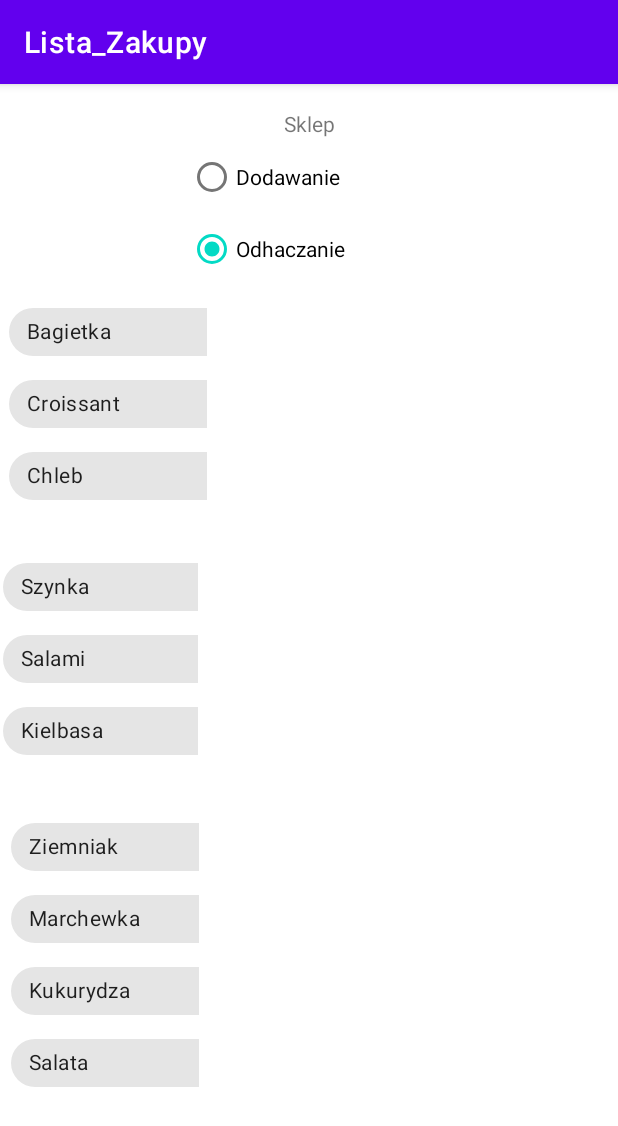
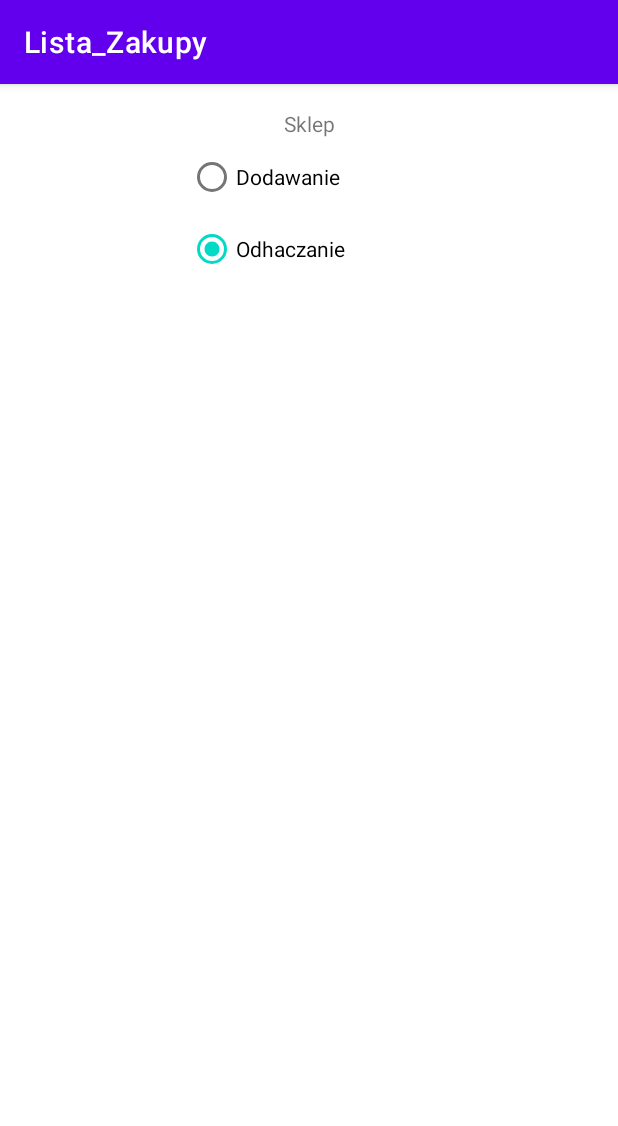
Before and after one commit to IgorBinkowski/Lista_Zakupy, an Android app: the screen it shows after launch (MainActivity), after a tap on "Odhaczanie", on a phone screen of 412 x 824 dp. Shown: the top 1126 px of the screen. Run offline under Robolectric (Android 15) with nearby library versions, the phone set to English and light mode, and no system bars; 1 other tap on this screen came first.

```diff
--- a/app/src/main/java/com/example/lista_zakupy/MainActivity.kt
+++ b/app/src/main/java/com/example/lista_zakupy/MainActivity.kt
@@ -15,12 +15,11 @@ class MainActivity : AppCompatActivity() {
 
        val dodawanie=findViewById<RadioButton>(R.id.dodawanie)
         val odhacznie=findViewById<RadioButton>(R.id.odhaczanie)
-
-       val bagietka = findViewById<Chip>(R.id.ziemniak)
+       val bagietka = findViewById<Chip>(R.id.bagietka)
         bagietka.visibility = View.GONE
-        val croissant = findViewById<Chip>(R.id.salami)
+        val croissant = findViewById<Chip>(R.id.croissant)
         croissant.visibility = View.GONE
-        val chleb =findViewById<Chip>(R.id.kielbasa)
+        val chleb =findViewById<Chip>(R.id.chleb)
         chleb.visibility = View.GONE
 
         val szynka = findViewById<Chip>(R.id.szynka)
@@ -56,20 +55,55 @@ class MainActivity : AppCompatActivity() {
         }
         }
         odhacznie.setOnClickListener(){
-            if (dodawanie.isChecked) {
-                bagietka.visibility = View.GONE
-                croissant.visibility = View.GONE
-                chleb.visibility = View.GONE
+            if (bagietka.isChecked) {
+                bagietka.visibility = View.VISIBLE
+            }
+            else{bagietka.visibility=View.GONE}
 
-                szynka.visibility = View.GONE
-                salami.visibility = View.GONE
-                kielbasa.visibility = View.GONE
+            if (croissant.isChecked) {
+                croissant.visibility = View.VISIBLE
+            }
+            else{croissant.visibility=View.GONE}
 
-                Ziemniak.visibility = View.GONE
-                Marchewka.visibility = View.GONE
-                Kukurydza.visibility = View.GONE
-                Salata.visibility = View.GONE
+            if (chleb.isChecked) {
+                chleb.visibility = View.VISIBLE
             }
+            else{chleb.visibility=View.GONE}
+
+            if (szynka.isChecked) {
+                szynka.visibility = View.VISIBLE
+            }
+            else{szynka.visibility=View.GONE}
+
+            if (salami.isChecked) {
+                salami.visibility = View.VISIBLE
+            }
+            else{salami.visibility=View.GONE}
+
+            if (kielbasa.isChecked) {
+                kielbasa.visibility = View.VISIBLE
+            }
+            else{kielbasa.visibility=View.GONE}
+
+            if (Ziemniak.isChecked) {
+                Ziemniak.visibility = View.VISIBLE
+            }
+            else{Ziemniak.visibility=View.GONE}
+
+            if (Marchewka.isChecked) {
+                Marchewka.visibility = View.VISIBLE
+            }
+            else{Marchewka.visibility=View.GONE}
+
+            if (Kukurydza.isChecked) {
+                Kukurydza.visibility = View.VISIBLE
+            }
+            else{Kukurydza.visibility=View.GONE}
+
+            if (Salata.isChecked) {
+                Salata.visibility = View.VISIBLE
+            }
+            else{Salata.visibility=View.GONE}
         }
     }
 }
--- a/app/src/main/res/layout/activity_main.xml
+++ b/app/src/main/res/layout/activity_main.xml
@@ -4,6 +4,7 @@
     xmlns:tools="http://schemas.android.com/tools"
     android:layout_width="match_parent"
     android:layout_height="match_parent"
+    android:background="#FFFFFF"
     tools:context=".MainActivity">
 
     <com.google.android.material.chip.ChipGroup
@@ -21,22 +22,28 @@
             android:id="@+id/bagietka"
             android:layout_width="325px"
             android:layout_height="wrap_content"
+            android:buttonTint="#673AB7"
             android:checkable="true"
-            android:text="Bagietka" />
+            android:text="Bagietka"
+            app:checkedIconTint="#FFEB3B"
+            app:chipIconTint="#FFEB3B"
+            app:chipSurfaceColor="@android:color/holo_orange_light" />
 
         <com.google.android.material.chip.Chip
             android:id="@+id/croissant"
             android:layout_width="325px"
             android:layout_height="wrap_content"
             android:checkable="true"
-            android:text="Croissant" />
+            android:text="Croissant"
+            app:chipSurfaceColor="@android:color/holo_orange_light" />
 
         <com.google.android.material.chip.Chip
             android:id="@+id/chleb"
             android:layout_width="325px"
             android:layout_height="wrap_content"
             android:checkable="true"
-            android:text="Chleb" />
+            android:text="Chleb"
+            app:chipSurfaceColor="@android:color/holo_orange_light" />
     </com.google.android.material.chip.ChipGroup>
 
     <com.google.android.material.chip.ChipGroup
@@ -55,21 +62,24 @@
             android:layout_width="325px"
             android:layout_height="wrap_content"
             android:checkable="true"
-            android:text="Szynka" />
+            android:text="Szynka"
+            app:chipSurfaceColor="@android:color/holo_red_light" />
 
         <com.google.android.material.chip.Chip
             android:id="@+id/salami"
             android:layout_width="325px"
             android:layout_height="wrap_content"
             android:checkable="true"
-            android:text="Salami" />
+            android:text="Salami"
+            app:chipSurfaceColor="@android:color/holo_red_light" />
 
         <com.google.android.material.chip.Chip
             android:id="@+id/kielbasa"
             android:layout_width="325px"
             android:layout_height="wrap_content"
             android:checkable="true"
-            android:text="Kielbasa" />
+            android:text="Kielbasa"
+            app:chipSurfaceColor="@android:color/holo_red_light" />
     </com.google.android.material.chip.ChipGroup>
 
     <com.google.android.material.chip.ChipGroup
@@ -90,6 +100,7 @@
             android:checkable="true"
             android:text="Ziemniak"
             app:checkedIconVisible="true"
+            app:chipSurfaceColor="@android:color/holo_green_light"
             app:closeIconVisible="false" />
 
         <com.google.android.material.chip.Chip
@@ -97,7 +108,8 @@
             android:layout_width="325px"
             android:layout_height="wrap_content"
             android:checkable="true"
-            android:text="Marchewka" />
+            android:text="Marchewka"
+            app:chipSurfaceColor="@android:color/holo_green_light" />
 
         <com.google.android.material.chip.Chip
             android:id="@+id/kukurydza"
@@ -105,13 +117,16 @@
             android:layout_height="wrap_content"
             android:checkable="true"
             android:text="Kukurydza"
-            app:checkedIconVisible="true" />
+            app:checkedIconVisible="true"
+            app:chipSurfaceColor="@android:color/holo_green_light" />
 
         <com.google.android.material.chip.Chip
             android:id="@+id/salata"
             android:layout_width="325px"
             android:layout_height="wrap_content"
-            android:text="Salata" />
+            android:checkable="true"
+            android:text="Salata"
+            app:chipSurfaceColor="@android:color/holo_green_light" />
     </com.google.android.material.chip.ChipGroup>
 
     <RadioGroup
@@ -129,6 +144,7 @@
             android:id="@+id/dodawanie"
             android:layout_width="match_parent"
             android:layout_height="wrap_content"
+            android:checked="false"
             android:text="Dodawanie" />
 
         <RadioButton
```
